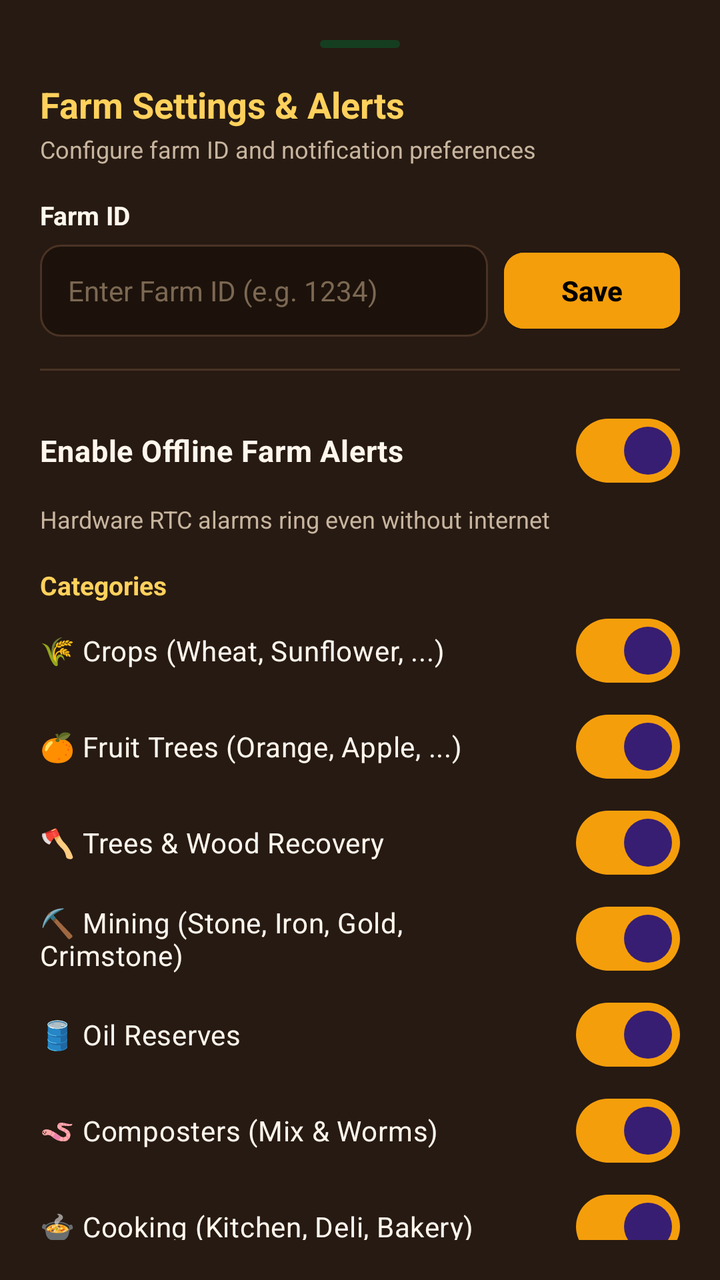
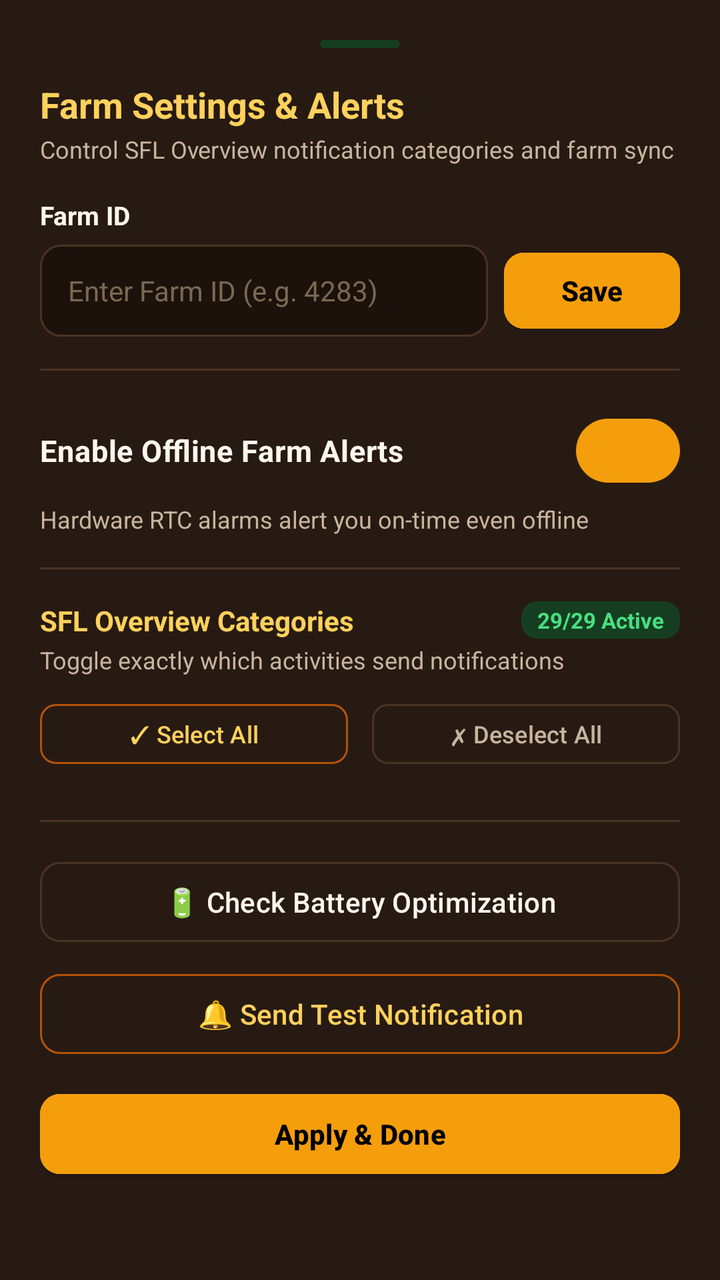

An Android layout rendered at two revisions. The XML below is the earlier revision; the diff shows what the commit changed to produce the second picture.
<!-- AndroidManifest.xml: application theme Theme.SFLNotifApp -->
<!-- res/layout/bottom_sheet_settings.xml -->
<?xml version="1.0" encoding="utf-8"?>
<androidx.core.widget.NestedScrollView xmlns:android="http://schemas.android.com/apk/res/android"
    xmlns:app="http://schemas.android.com/apk/res-auto"
    android:layout_width="match_parent"
    android:layout_height="wrap_content"
    android:background="@color/bg_card"
    android:padding="20dp">

    <LinearLayout
        android:layout_width="match_parent"
        android:layout_height="wrap_content"
        android:orientation="vertical">

        
        <View
            android:layout_width="40dp"
            android:layout_height="4dp"
            android:layout_gravity="center_horizontal"
            android:layout_marginBottom="16dp"
            android:background="@drawable/bg_badge_ready" />

        <TextView
            android:layout_width="wrap_content"
            android:layout_height="wrap_content"
            android:text="Farm Settings &amp; Alerts"
            android:textColor="@color/sunflower_yellow"
            android:textSize="18sp"
            android:textStyle="bold" />

        <TextView
            android:layout_width="wrap_content"
            android:layout_height="wrap_content"
            android:layout_marginTop="2dp"
            android:text="Configure farm ID and notification preferences"
            android:textColor="@color/text_secondary"
            android:textSize="12sp" />

        
        <TextView
            android:layout_width="wrap_content"
            android:layout_height="wrap_content"
            android:layout_marginTop="16dp"
            android:text="Farm ID"
            android:textColor="@color/text_primary"
            android:textSize="13sp"
            android:textStyle="bold" />

        <LinearLayout
            android:layout_width="match_parent"
            android:layout_height="wrap_content"
            android:layout_marginTop="6dp"
            android:gravity="center_vertical"
            android:orientation="horizontal">

            <EditText
                android:id="@+id/etFarmId"
                android:layout_width="0dp"
                android:layout_height="46dp"
                android:layout_weight="1"
                android:background="@drawable/bg_input"
                android:hint="Enter Farm ID (e.g. 1234)"
                android:inputType="number"
                android:paddingHorizontal="14dp"
                android:textColor="@color/text_primary"
                android:textColorHint="@color/text_muted"
                android:textSize="14sp" />

            <Space
                android:layout_width="8dp"
                android:layout_height="wrap_content" />

            <com.google.android.material.button.MaterialButton
                android:id="@+id/btnSaveFarmId"
                style="@style/Widget.Material3.Button.ElevatedButton"
                android:layout_width="wrap_content"
                android:layout_height="46dp"
                android:backgroundTint="@color/sunflower_gold"
                android:text="Save"
                android:textColor="#000000"
                android:textStyle="bold"
                app:cornerRadius="10dp" />
        </LinearLayout>

        <View
            android:layout_width="match_parent"
            android:layout_height="1dp"
            android:layout_marginVertical="16dp"
            android:background="@color/border_subtle" />

        
        <com.google.android.material.materialswitch.MaterialSwitch
            android:id="@+id/switchMasterNotifs"
            android:layout_width="match_parent"
            android:layout_height="wrap_content"
            android:checked="true"
            android:text="Enable Offline Farm Alerts"
            android:textColor="@color/text_primary"
            android:textSize="15sp"
            android:textStyle="bold" />

        <TextView
            android:layout_width="wrap_content"
            android:layout_height="wrap_content"
            android:layout_marginTop="2dp"
            android:text="Hardware RTC alarms ring even without internet"
            android:textColor="@color/text_secondary"
            android:textSize="12sp" />

        <TextView
            android:layout_width="wrap_content"
            android:layout_height="wrap_content"
            android:layout_marginTop="16dp"
            android:text="Categories"
            android:textColor="@color/sunflower_yellow"
            android:textSize="13sp"
            android:textStyle="bold" />

        
        <com.google.android.material.materialswitch.MaterialSwitch
            android:id="@+id/switchCrops"
            android:layout_width="match_parent"
            android:layout_height="wrap_content"
            android:checked="true"
            android:text="🌾 Crops (Wheat, Sunflower, ...)"
            android:textColor="@color/text_primary" />

        <com.google.android.material.materialswitch.MaterialSwitch
            android:id="@+id/switchFruitTrees"
            android:layout_width="match_parent"
            android:layout_height="wrap_content"
            android:checked="true"
            android:text="🍊 Fruit Trees (Orange, Apple, ...)"
            android:textColor="@color/text_primary" />

        <com.google.android.material.materialswitch.MaterialSwitch
            android:id="@+id/switchTrees"
            android:layout_width="match_parent"
            android:layout_height="wrap_content"
            android:checked="true"
            android:text="🪓 Trees &amp; Wood Recovery"
            android:textColor="@color/text_primary" />

        <com.google.android.material.materialswitch.MaterialSwitch
            android:id="@+id/switchMining"
            android:layout_width="match_parent"
            android:layout_height="wrap_content"
            android:checked="true"
            android:text="⛏️ Mining (Stone, Iron, Gold, Crimstone)"
            android:textColor="@color/text_primary" />

        <com.google.android.material.materialswitch.MaterialSwitch
            android:id="@+id/switchOil"
            android:layout_width="match_parent"
            android:layout_height="wrap_content"
            android:checked="true"
            android:text="🛢️ Oil Reserves"
            android:textColor="@color/text_primary" />

        <com.google.android.material.materialswitch.MaterialSwitch
            android:id="@+id/switchComposters"
            android:layout_width="match_parent"
            android:layout_height="wrap_content"
            android:checked="true"
            android:text="🪱 Composters (Mix &amp; Worms)"
            android:textColor="@color/text_primary" />

        <com.google.android.material.materialswitch.MaterialSwitch
            android:id="@+id/switchCooking"
            android:layout_width="match_parent"
            android:layout_height="wrap_content"
            android:checked="true"
            android:text="🍲 Cooking (Kitchen, Deli, Bakery)"
            android:textColor="@color/text_primary" />

        <com.google.android.material.materialswitch.MaterialSwitch
            android:id="@+id/switchAnimals"
            android:layout_width="match_parent"
            android:layout_height="wrap_content"
            android:checked="true"
            android:text="🐔 Animals &amp; Livestock"
            android:textColor="@color/text_primary" />

        <com.google.android.material.materialswitch.MaterialSwitch
            android:id="@+id/switchGreenhouse"
            android:layout_width="match_parent"
            android:layout_height="wrap_content"
            android:checked="true"
            android:text="🏡 Greenhouse Crops"
            android:textColor="@color/text_primary" />

        <com.google.android.material.materialswitch.MaterialSwitch
            android:id="@+id/switchBeehives"
            android:layout_width="match_parent"
            android:layout_height="wrap_content"
            android:checked="true"
            android:text="🐝 Beehives &amp; Honey"
            android:textColor="@color/text_primary" />

        <View
            android:layout_width="match_parent"
            android:layout_height="1dp"
            android:layout_marginVertical="16dp"
            android:background="@color/border_subtle" />

        
        <TextView
            android:layout_width="wrap_content"
            android:layout_height="wrap_content"
            android:text="Reliability &amp; Diagnostics"
            android:textColor="@color/sunflower_yellow"
            android:textSize="13sp"
            android:textStyle="bold" />

        <com.google.android.material.button.MaterialButton
            android:id="@+id/btnTestNotification"
            style="@style/Widget.Material3.Button.TonalButton"
            android:layout_width="match_parent"
            android:layout_height="wrap_content"
            android:layout_marginTop="8dp"
            android:backgroundTint="@color/bg_card_secondary"
            android:text="🔔 Send Test Alarm (in 5 sec)"
            android:textColor="@color/text_primary"
            app:cornerRadius="10dp" />

        <com.google.android.material.button.MaterialButton
            android:id="@+id/btnBatteryOptimization"
            style="@style/Widget.Material3.Button.TonalButton"
            android:layout_width="match_parent"
            android:layout_height="wrap_content"
            android:layout_marginTop="6dp"
            android:backgroundTint="@color/bg_card_secondary"
            android:text="🔋 Allow Background (Disable Battery Saving)"
            android:textColor="@color/text_primary"
            app:cornerRadius="10dp" />

        <Space
            android:layout_width="match_parent"
            android:layout_height="24dp" />

    </LinearLayout>
</androidx.core.widget.NestedScrollView>
<!-- resources referenced by this layout -->
<resources>
  <color name="bg_card">#271A12</color>
  <color name="bg_card_secondary">#38251A</color>
  <color name="border_subtle">#4A3325</color>
  <color name="sunflower_gold">#F59E0B</color>
  <color name="sunflower_yellow">#FFD15C</color>
  <color name="text_muted">#7C6853</color>
  <color name="text_primary">#FFF7ED</color>
  <color name="text_secondary">#C7B59F</color>
  <!-- drawable bg_badge_ready (drawable) -->
  <?xml version="1.0" encoding="utf-8"?>
  <shape xmlns:android="http://schemas.android.com/apk/res/android"
      android:shape="rectangle">
      <solid android:color="@color/badge_ready_bg" />
      <corners android:radius="8dp" />
  </shape>
  <!-- drawable bg_input (drawable) -->
  <?xml version="1.0" encoding="utf-8"?>
  <shape xmlns:android="http://schemas.android.com/apk/res/android"
      android:shape="rectangle">
      <solid android:color="@color/bg_input" />
      <stroke android:width="1dp" android:color="@color/border_subtle" />
      <corners android:radius="10dp" />
  </shape>
  <style name="Theme.SFLNotifApp" parent="Theme.Material3.Dark.NoActionBar">
          <item name="android:statusBarColor">@color/bg_dark</item>
          <item name="android:navigationBarColor">@color/bg_dark</item>
          <item name="android:windowBackground">@color/bg_dark</item>
          <item name="colorPrimary">@color/sunflower_gold</item>
          <item name="colorSecondary">@color/sfl_green</item>
          <item name="colorSurface">@color/bg_card</item>
          <item name="colorOnSurface">@color/text_primary</item>
      </style>
  <color name="badge_ready_bg">#153E20</color>
  <color name="bg_input">#1C120B</color>
  <color name="bg_dark">#18120C</color>
  <color name="sfl_green">#10B981</color>
</resources>

<!-- the commit's change to res/layout/bottom_sheet_settings.xml (unified diff, before → after) -->
@@ -31,7 +31,7 @@
             android:layout_width="wrap_content"
             android:layout_height="wrap_content"
             android:layout_marginTop="2dp"
-            android:text="Configure farm ID and notification preferences"
+            android:text="Control SFL Overview notification categories and farm sync"
             android:textColor="@color/text_secondary"
             android:textSize="12sp" />
 
@@ -58,7 +58,7 @@
                 android:layout_height="46dp"
                 android:layout_weight="1"
                 android:background="@drawable/bg_input"
-                android:hint="Enter Farm ID (e.g. 1234)"
+                android:hint="Enter Farm ID (e.g. 4283)"
                 android:inputType="number"
                 android:paddingHorizontal="14dp"
                 android:textColor="@color/text_primary"
@@ -96,105 +96,16 @@
             android:text="Enable Offline Farm Alerts"
             android:textColor="@color/text_primary"
             android:textSize="15sp"
-            android:textStyle="bold" />
+            android:textStyle="bold"
+            app:thumbTint="@color/sunflower_gold" />
 
         <TextView
             android:layout_width="wrap_content"
             android:layout_height="wrap_content"
             android:layout_marginTop="2dp"
-            android:text="Hardware RTC alarms ring even without internet"
+            android:text="Hardware RTC alarms alert you on-time even offline"
             android:textColor="@color/text_secondary"
             android:textSize="12sp" />
-
-        <TextView
-            android:layout_width="wrap_content"
-            android:layout_height="wrap_content"
-            android:layout_marginTop="16dp"
-            android:text="Categories"
-            android:textColor="@color/sunflower_yellow"
-            android:textSize="13sp"
-            android:textStyle="bold" />
-
-        
-        <com.google.android.material.materialswitch.MaterialSwitch
-            android:id="@+id/switchCrops"
-            android:layout_width="match_parent"
-            android:layout_height="wrap_content"
-            android:checked="true"
-            android:text="🌾 Crops (Wheat, Sunflower, ...)"
-            android:textColor="@color/text_primary" />
-
-        <com.google.android.material.materialswitch.MaterialSwitch
-            android:id="@+id/switchFruitTrees"
-            android:layout_width="match_parent"
-            android:layout_height="wrap_content"
-            android:checked="true"
-            android:text="🍊 Fruit Trees (Orange, Apple, ...)"
-            android:textColor="@color/text_primary" />
-
-        <com.google.android.material.materialswitch.MaterialSwitch
-            android:id="@+id/switchTrees"
-            android:layout_width="match_parent"
-            android:layout_height="wrap_content"
-            android:checked="true"
-            android:text="🪓 Trees &amp; Wood Recovery"
-            android:textColor="@color/text_primary" />
-
-        <com.google.android.material.materialswitch.MaterialSwitch
-            android:id="@+id/switchMining"
-            android:layout_width="match_parent"
-            android:layout_height="wrap_content"
-            android:checked="true"
-            android:text="⛏️ Mining (Stone, Iron, Gold, Crimstone)"
-            android:textColor="@color/text_primary" />
-
-        <com.google.android.material.materialswitch.MaterialSwitch
-            android:id="@+id/switchOil"
-            android:layout_width="match_parent"
-            android:layout_height="wrap_content"
-            android:checked="true"
-            android:text="🛢️ Oil Reserves"
-            android:textColor="@color/text_primary" />
-
-        <com.google.android.material.materialswitch.MaterialSwitch
-            android:id="@+id/switchComposters"
-            android:layout_width="match_parent"
-            android:layout_height="wrap_content"
-            android:checked="true"
-            android:text="🪱 Composters (Mix &amp; Worms)"
-            android:textColor="@color/text_primary" />
-
-        <com.google.android.material.materialswitch.MaterialSwitch
-            android:id="@+id/switchCooking"
-            android:layout_width="match_parent"
-            android:layout_height="wrap_content"
-            android:checked="true"
-            android:text="🍲 Cooking (Kitchen, Deli, Bakery)"
-            android:textColor="@color/text_primary" />
-
-        <com.google.android.material.materialswitch.MaterialSwitch
-            android:id="@+id/switchAnimals"
-            android:layout_width="match_parent"
-            android:layout_height="wrap_content"
-            android:checked="true"
-            android:text="🐔 Animals &amp; Livestock"
-            android:textColor="@color/text_primary" />
-
-        <com.google.android.material.materialswitch.MaterialSwitch
-            android:id="@+id/switchGreenhouse"
-            android:layout_width="match_parent"
-            android:layout_height="wrap_content"
-            android:checked="true"
-            android:text="🏡 Greenhouse Crops"
-            android:textColor="@color/text_primary" />
-
-        <com.google.android.material.materialswitch.MaterialSwitch
-            android:id="@+id/switchBeehives"
-            android:layout_width="match_parent"
-            android:layout_height="wrap_content"
-            android:checked="true"
-            android:text="🐝 Beehives &amp; Honey"
-            android:textColor="@color/text_primary" />
 
         <View
             android:layout_width="match_parent"
@@ -203,39 +114,127 @@
             android:background="@color/border_subtle" />
 
         
-        <TextView
-            android:layout_width="wrap_content"
-            android:layout_height="wrap_content"
-            android:text="Reliability &amp; Diagnostics"
-            android:textColor="@color/sunflower_yellow"
-            android:textSize="13sp"
-            android:textStyle="bold" />
-
+        <LinearLayout
+            android:layout_width="match_parent"
+            android:layout_height="wrap_content"
+            android:gravity="center_vertical"
+            android:orientation="horizontal">
+
+            <TextView
+                android:layout_width="0dp"
+                android:layout_height="wrap_content"
+                android:layout_weight="1"
+                android:text="SFL Overview Categories"
+                android:textColor="@color/sunflower_yellow"
+                android:textSize="14sp"
+                android:textStyle="bold" />
+
+            <TextView
+                android:id="@+id/tvCategoriesCount"
+                android:layout_width="wrap_content"
+                android:layout_height="wrap_content"
+                android:background="@drawable/bg_badge_ready"
+                android:paddingHorizontal="8dp"
+                android:paddingVertical="2dp"
+                android:text="29/29 Active"
+                android:textColor="@color/badge_ready_text"
+                android:textSize="11sp"
+                android:textStyle="bold" />
+        </LinearLayout>
+
+        <TextView
+            android:layout_width="wrap_content"
+            android:layout_height="wrap_content"
+            android:layout_marginTop="2dp"
+            android:text="Toggle exactly which activities send notifications"
+            android:textColor="@color/text_secondary"
+            android:textSize="12sp" />
+
+        
+        <LinearLayout
+            android:layout_width="match_parent"
+            android:layout_height="wrap_content"
+            android:layout_marginTop="10dp"
+            android:orientation="horizontal">
+
+            <com.google.android.material.button.MaterialButton
+                android:id="@+id/btnSelectAllCategories"
+                style="@style/Widget.Material3.Button.OutlinedButton"
+                android:layout_width="0dp"
+                android:layout_height="38dp"
+                android:layout_marginEnd="6dp"
+                android:layout_weight="1"
+                android:padding="0dp"
+                android:text="✓ Select All"
+                android:textColor="@color/sunflower_yellow"
+                android:textSize="12sp"
+                app:cornerRadius="8dp"
+                app:strokeColor="@color/sunflower_amber_dark" />
+
+            <com.google.android.material.button.MaterialButton
+                android:id="@+id/btnDeselectAllCategories"
+                style="@style/Widget.Material3.Button.OutlinedButton"
+                android:layout_width="0dp"
+                android:layout_height="38dp"
+                android:layout_marginStart="6dp"
+                android:layout_weight="1"
+                android:padding="0dp"
+                android:text="✗ Deselect All"
+                android:textColor="@color/text_secondary"
+                android:textSize="12sp"
+                app:cornerRadius="8dp"
+                app:strokeColor="@color/border_subtle" />
+        </LinearLayout>
+
+        
+        <androidx.recyclerview.widget.RecyclerView
+            android:id="@+id/rvCategories"
+            android:layout_width="match_parent"
+            android:layout_height="wrap_content"
+            android:layout_marginTop="8dp"
+            android:nestedScrollingEnabled="false" />
+
+        <View
+            android:layout_width="match_parent"
+            android:layout_height="1dp"
+            android:layout_marginVertical="16dp"
+            android:background="@color/border_subtle" />
+
+        
+        <com.google.android.material.button.MaterialButton
+            android:id="@+id/btnBatteryOptimization"
+            style="@style/Widget.Material3.Button.OutlinedButton"
+            android:layout_width="match_parent"
+            android:layout_height="wrap_content"
+            android:text="🔋 Check Battery Optimization"
+            android:textColor="@color/text_primary"
+            app:cornerRadius="10dp"
+            app:strokeColor="@color/border_subtle" />
+
+        
         <com.google.android.material.button.MaterialButton
             android:id="@+id/btnTestNotification"
-            style="@style/Widget.Material3.Button.TonalButton"
+            style="@style/Widget.Material3.Button.OutlinedButton"
             android:layout_width="match_parent"
             android:layout_height="wrap_content"
             android:layout_marginTop="8dp"
-            android:backgroundTint="@color/bg_card_secondary"
-            android:text="🔔 Send Test Alarm (in 5 sec)"
-            android:textColor="@color/text_primary"
+            android:text="🔔 Send Test Notification"
+            android:textColor="@color/sunflower_yellow"
+            app:cornerRadius="10dp"
+            app:strokeColor="@color/sunflower_amber_dark" />
+
+        
+        <com.google.android.material.button.MaterialButton
+            android:id="@+id/btnCloseSettings"
+            style="@style/Widget.Material3.Button.ElevatedButton"
+            android:layout_width="match_parent"
+            android:layout_height="wrap_content"
+            android:layout_marginTop="12dp"
+            android:backgroundTint="@color/sunflower_gold"
+            android:text="Apply &amp; Done"
+            android:textColor="#000000"
+            android:textStyle="bold"
             app:cornerRadius="10dp" />
-
-        <com.google.android.material.button.MaterialButton
-            android:id="@+id/btnBatteryOptimization"
-            style="@style/Widget.Material3.Button.TonalButton"
-            android:layout_width="match_parent"
-            android:layout_height="wrap_content"
-            android:layout_marginTop="6dp"
-            android:backgroundTint="@color/bg_card_secondary"
-            android:text="🔋 Allow Background (Disable Battery Saving)"
-            android:textColor="@color/text_primary"
-            app:cornerRadius="10dp" />
-
-        <Space
-            android:layout_width="match_parent"
-            android:layout_height="24dp" />
 
     </LinearLayout>
 </androidx.core.widget.NestedScrollView>
<!-- resource entries referenced after the edit -->
@@ -1,8 +1,9 @@
 <!-- resources referenced by this layout -->
 <resources>
+  <color name="badge_ready_text">#4ADE80</color>
   <color name="bg_card">#271A12</color>
-  <color name="bg_card_secondary">#38251A</color>
   <color name="border_subtle">#4A3325</color>
+  <color name="sunflower_amber_dark">#B45309</color>
   <color name="sunflower_gold">#F59E0B</color>
   <color name="sunflower_yellow">#FFD15C</color>
   <color name="text_muted">#7C6853</color>
